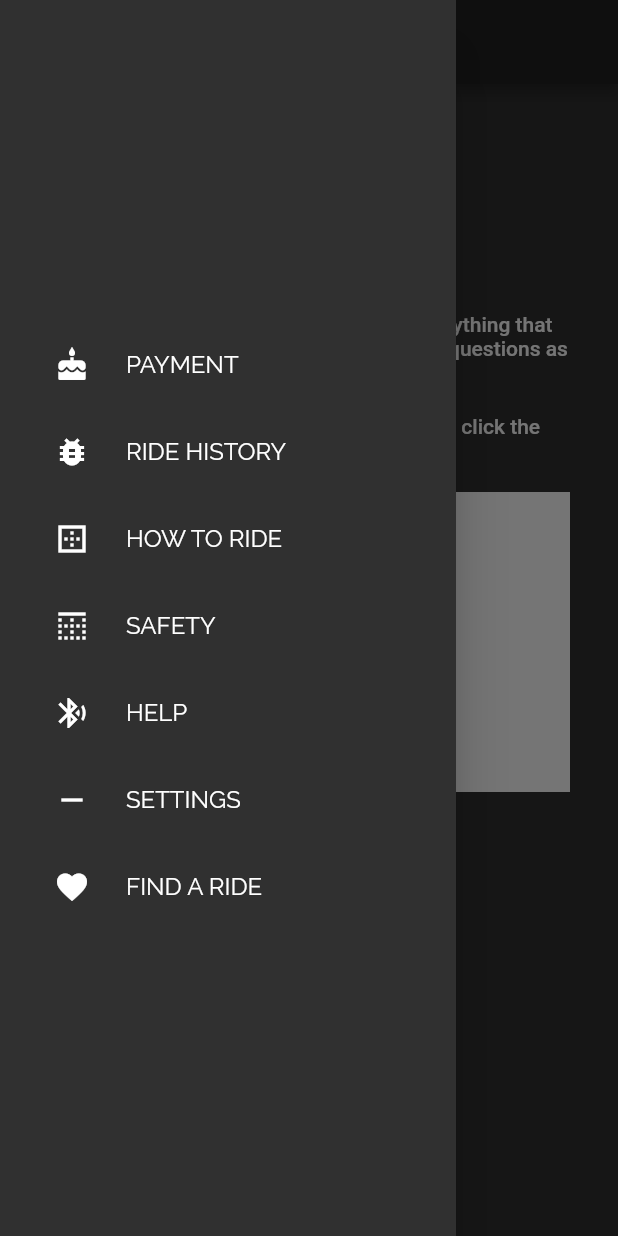
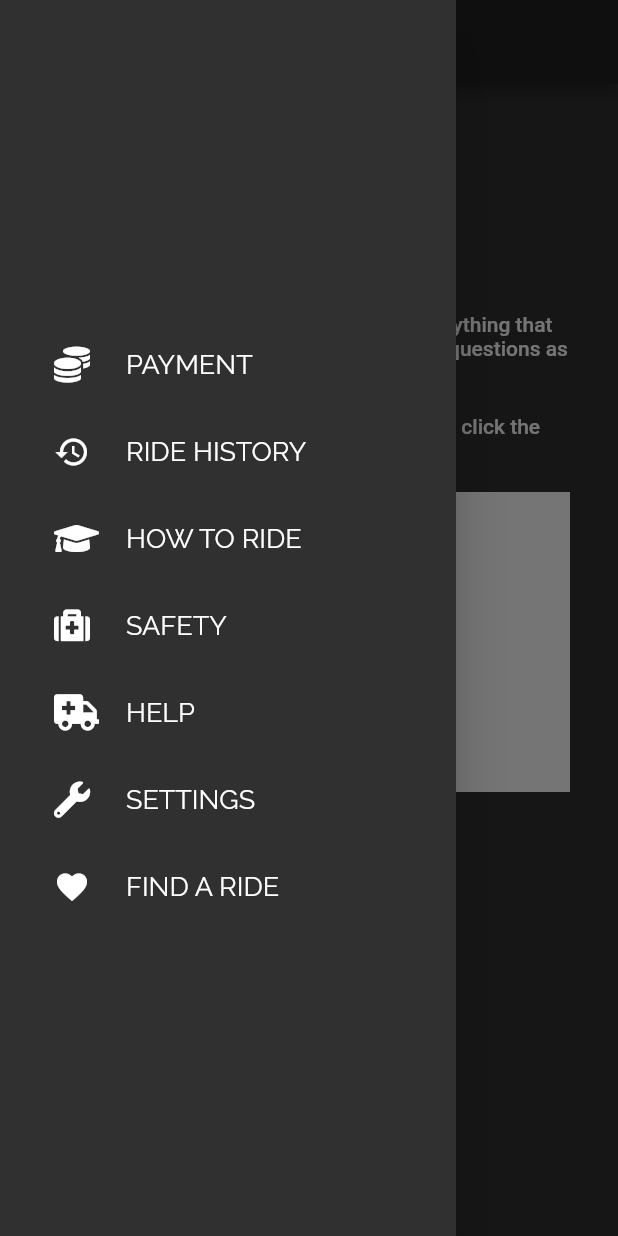
Before and after one commit to kruseborn/rajd, a Flutter app: the screen it shows after launch, with the side drawer open, on a phone screen of 412 x 824 dp. Run offline on Flutter 3.47's test engine with Material 2 defaults, Android fonts, the phone set to English and light mode, and no system bars; our stand-ins replace font_awesome_flutter, google_maps_flutter; missing offline and left inert: barcode_scan, mailer; statements that could not run were skipped.

Commit message:
new sidemenu icons

```diff
--- a/lib/pages/sideMenu.dart
+++ b/lib/pages/sideMenu.dart
@@ -1,4 +1,5 @@
 import 'package:flutter/material.dart';
+import 'package:font_awesome_flutter/font_awesome_flutter.dart';
 
 class SideMenuButton extends StatelessWidget {
   final String _name;
@@ -25,7 +26,7 @@ class SideMenuButton extends StatelessWidget {
               new Padding(
                 padding: new EdgeInsets.all(12.0),
               ),
-              new Text(_name, style: new TextStyle(fontFamily: "Raleway", color: Colors.white, fontSize: 16.0, fontWeight: FontWeight.w100))
+              new Text(_name, style: new TextStyle(fontFamily: "Raleway", color: Colors.white, fontSize: 18.0, fontWeight: FontWeight.w100))
             ],
           ),
         ),
@@ -41,12 +42,12 @@ class SideMenu extends StatelessWidget {
       child: new Column(
         mainAxisAlignment: MainAxisAlignment.center,
         children: <Widget>[
-          new SideMenuButton("PAYMENT", new Icon(Icons.cake), '/payment'),
-          new SideMenuButton("RIDE HISTORY", new Icon(Icons.bug_report), '/history'),
-          new SideMenuButton("HOW TO RIDE", new Icon(Icons.border_outer), '/howToRide'),
-          new SideMenuButton("SAFETY", new Icon(Icons.border_top), '/safety'),
-          new SideMenuButton("HELP", new Icon(Icons.bluetooth_audio), '/help'),
-          new SideMenuButton("SETTINGS", new Icon(Icons.remove), '/settings'),
+          new SideMenuButton("PAYMENT", new Icon(FontAwesomeIcons.coins), '/payment'),
+          new SideMenuButton("RIDE HISTORY", new Icon(Icons.history), '/history'),
+          new SideMenuButton("HOW TO RIDE", new Icon(FontAwesomeIcons.graduationCap), '/howToRide'),
+          new SideMenuButton("SAFETY", new Icon(FontAwesomeIcons.medkit), '/safety'),
+          new SideMenuButton("HELP", new Icon(FontAwesomeIcons.ambulance), '/help'),
+          new SideMenuButton("SETTINGS", new Icon(FontAwesomeIcons.wrench), '/settings'),
           new SideMenuButton("FIND A RIDE", new Icon(Icons.favorite), '/map'),
         ],
       ),
```
